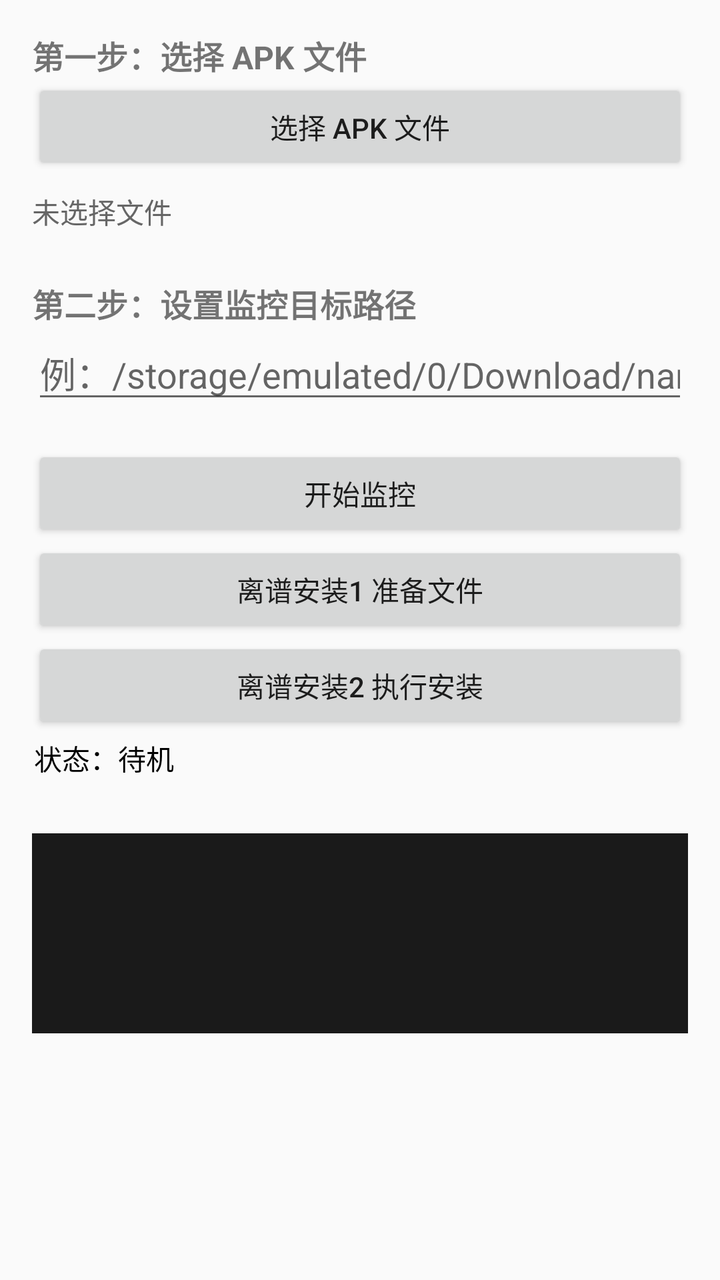
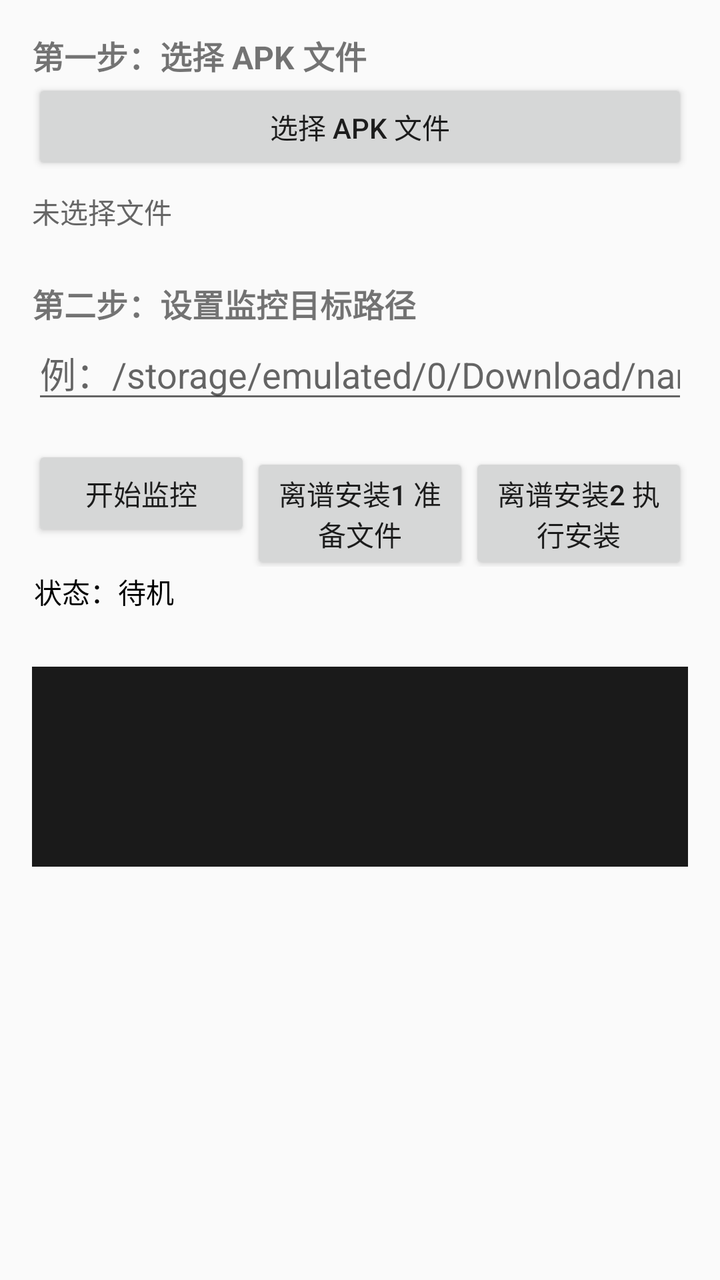

Screens rendered from an Android XML layout before and after an edit, with the pre-edit source and the edit as a unified diff.
<!-- AndroidManifest.xml: application theme Theme.AppCompat.Light.DarkActionBar -->
<!-- res/layout/activity_main.xml -->
<?xml version="1.0" encoding="utf-8"?>
<LinearLayout xmlns:android="http://schemas.android.com/apk/res/android"
    android:layout_width="match_parent"
    android:layout_height="match_parent"
    android:orientation="vertical"
    android:padding="16dp">

    <TextView
        android:layout_width="wrap_content"
        android:layout_height="wrap_content"
        android:text="第一步：选择 APK 文件"
        android:textSize="16sp"
        android:textStyle="bold" />

    <Button
        android:id="@+id/btn_select_apk"
        android:layout_width="match_parent"
        android:layout_height="wrap_content"
        android:text="选择 APK 文件" />

    <TextView
        android:id="@+id/tv_selected_apk"
        android:layout_width="match_parent"
        android:layout_height="wrap_content"
        android:paddingVertical="8dp"
        android:text="未选择文件"
        android:textColor="#666" />

    <TextView
        android:layout_width="wrap_content"
        android:layout_height="wrap_content"
        android:layout_marginTop="16dp"
        android:text="第二步：设置监控目标路径"
        android:textSize="16sp"
        android:textStyle="bold" />

    <EditText
        android:id="@+id/et_target_path"
        android:layout_width="match_parent"
        android:layout_height="wrap_content"
        android:hint="例：/storage/emulated/0/Download/name1.apk"
        android:inputType="textUri" />

    <Button
        android:id="@+id/btn_toggle_monitor"
        android:layout_width="match_parent"
        android:layout_height="wrap_content"
        android:layout_marginTop="16dp"
        android:text="开始监控" />
    
     <Button
        android:id="@+id/btn_prepare_files"
        android:layout_width="match_parent"
        android:layout_height="wrap_content"
        android:text="离谱安装1 准备文件" />

    <Button
        android:id="@+id/btn_execute_install"
        android:layout_width="match_parent"
        android:layout_height="wrap_content"
        android:text="离谱安装2 执行安装"
         />
    
    <ScrollView
    android:layout_width="match_parent"
    android:layout_height="50dp"
    android:padding="1dp">
        <TextView
            android:id="@+id/tv_status"
            android:layout_width="match_parent"
            android:layout_height="wrap_content"
            android:layout_marginTop="1dp"
            android:text="状态：待机"
            android:textColor="#000"
            android:textIsSelectable="true"
            android:textSize="14sp" />
    </ScrollView>
    
    <ScrollView
    android:layout_width="match_parent"
    android:layout_height="100dp"
    android:background="#1A1A1A"
    android:padding="1dp">
        <TextView
            android:id="@+id/tv_log"
            android:layout_width="match_parent"
            android:layout_height="wrap_content"
            android:textColor="#00FF00"
            android:textSize="12sp"
            android:layout_marginTop="1dp"
            android:layout_marginBottom="1dp"
            android:typeface="monospace"
            android:textIsSelectable="true"
            android:text="" />

    </ScrollView>
</LinearLayout>
<!-- resources referenced by this layout -->
<resources>
  <style name="Theme.AppCompat.Light.DarkActionBar" />
</resources>

<!-- the commit's change to res/layout/activity_main.xml (unified diff, before → after) -->
@@ -40,26 +40,37 @@
         android:layout_height="wrap_content"
         android:hint="例：/storage/emulated/0/Download/name1.apk"
         android:inputType="textUri" />
-
-    <Button
-        android:id="@+id/btn_toggle_monitor"
+    
+    <LinearLayout
         android:layout_width="match_parent"
         android:layout_height="wrap_content"
-        android:layout_marginTop="16dp"
-        android:text="开始监控" />
+        android:orientation="horizontal"
+        android:layout_marginTop="16dp">
     
-     <Button
-        android:id="@+id/btn_prepare_files"
-        android:layout_width="match_parent"
-        android:layout_height="wrap_content"
-        android:text="离谱安装1 准备文件" />
+        <Button
+            android:id="@+id/btn_toggle_monitor"
+            android:layout_width="0dp"
+            android:layout_height="wrap_content"
+            android:layout_weight="1"
+            android:text="开始监控" />
+    
+        <Button
+            android:id="@+id/btn_prepare_files"
+            android:layout_width="0dp"
+            android:layout_height="wrap_content"
+            android:layout_weight="1"
+            android:text="离谱安装1 准备文件" />
+    
+        <Button
+            android:id="@+id/btn_execute_install"
+            android:layout_width="0dp"
+            android:layout_height="wrap_content"
+            android:layout_weight="1"
+            android:text="离谱安装2 执行安装" />
+    
+    </LinearLayout>
 
-    <Button
-        android:id="@+id/btn_execute_install"
-        android:layout_width="match_parent"
-        android:layout_height="wrap_content"
-        android:text="离谱安装2 执行安装"
-         />
+    
     
     <ScrollView
     android:layout_width="match_parent"
